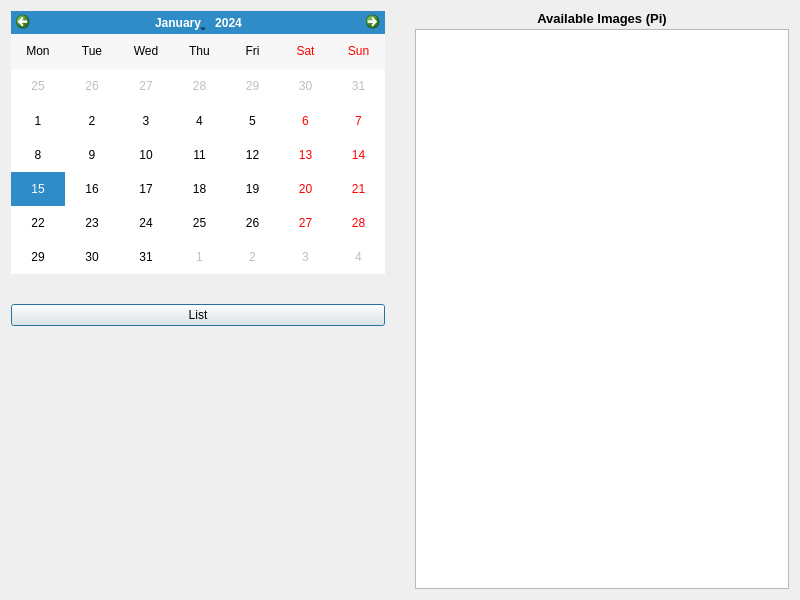
Qt form gui-app/src/imageviewerdialog.ui (P-a-t-r-i-k/NestBoxMonitoring) before a commit.
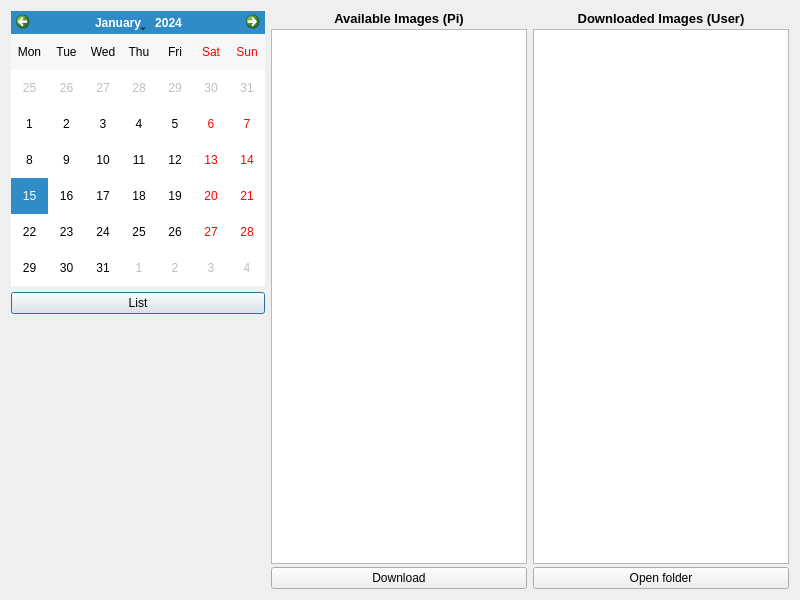
The same form after that commit.

Commit message: feat(gui-app): implement dialog for downloaded images

Diff of the .ui file:
```diff
--- a/gui-app/src/imageviewerdialog.ui
+++ b/gui-app/src/imageviewerdialog.ui
@@ -13,12 +13,7 @@
   <property name="windowTitle">
    <string>Images</string>
   </property>
-  <layout class="QHBoxLayout" name="horizontalLayout_2">
-   <item>
     <layout class="QHBoxLayout" name="horizontalLayout">
-     <property name="spacing">
-      <number>30</number>
-     </property>
      <item>
       <layout class="QVBoxLayout" name="verticalLayout">
        <item>
@@ -81,7 +76,45 @@
          </property>
         </widget>
        </item>
-      </layout>
+     <item>
+      <widget class="QPushButton" name="downloadImagesButton">
+       <property name="text">
+        <string>Download</string>
+       </property>
+      </widget>
+     </item>
+    </layout>
+   </item>
+   <item>
+    <layout class="QVBoxLayout" name="verticalLayout_3">
+     <property name="spacing">
+      <number>3</number>
+     </property>
+     <item>
+      <widget class="QLabel" name="downloadedImagesLabel">
+       <property name="font">
+        <font>
+         <pointsize>10</pointsize>
+         <bold>true</bold>
+        </font>
+       </property>
+       <property name="text">
+        <string>Downloaded Images (User)</string>
+       </property>
+       <property name="alignment">
+        <set>Qt::AlignmentFlag::AlignCenter</set>
+       </property>
+      </widget>
+     </item>
+     <item>
+      <widget class="QListWidget" name="downloadedImagesListWidget"/>
+     </item>
+     <item>
+      <widget class="QPushButton" name="openFolderButton">
+       <property name="text">
+        <string>Open folder</string>
+       </property>
+      </widget>
      </item>
     </layout>
    </item>
```
Left out of the diff: 2 changed lines with no effect on the pictures. Lines whose indentation alone changed are shown as unchanged. The commit also changes 2 other files.
